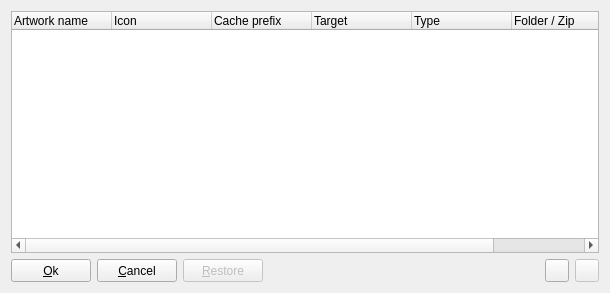
Qt form additionalartworksetup.ui (qmc2/qmc2-mame-fe) before a commit.
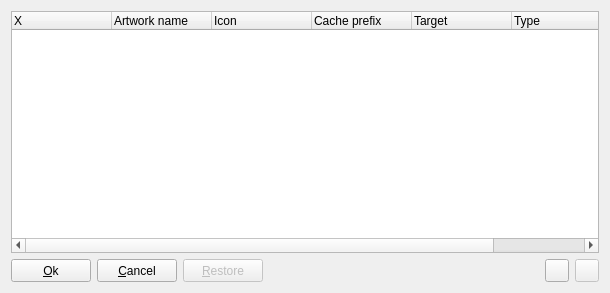
The same form after that commit. Icons and pictures are not drawn.

```diff
--- a/additionalartworksetup.ui
+++ b/additionalartworksetup.ui
@@ -28,6 +28,11 @@
      <property name="expandsOnDoubleClick">
       <bool>false</bool>
      </property>
+     <column>
+      <property name="text">
+       <string>X</string>
+      </property>
+     </column>
      <column>
       <property name="text">
        <string>Artwork name</string>
@@ -58,11 +63,6 @@
        <string>Folder / Zip</string>
       </property>
      </column>
-     <column>
-      <property name="text">
-       <string>Active</string>
-      </property>
-     </column>
     </widget>
    </item>
    <item row="1" column="0">
```
Left out of the diff: 3 changed lines with no effect on the pictures.
